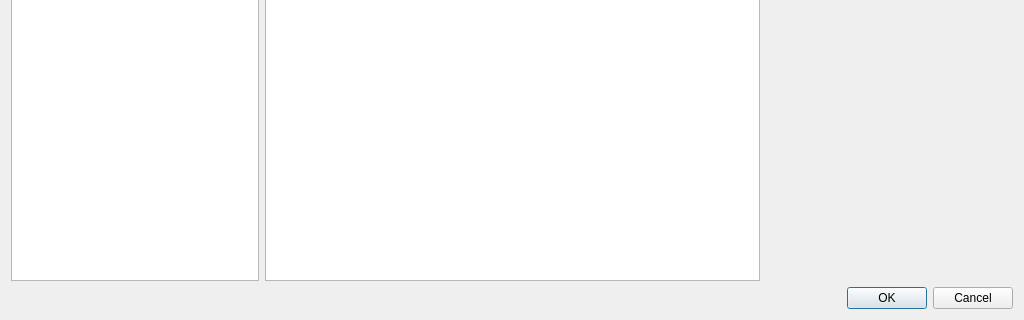
This is dsvedit/player_state_anims_editor.ui in LagoLunatic/DSVEdit as Qt 5 draws it before an edit; both pictures show x 0 to 1024 and y 448 to 768 of the 1024 by 768 pixel window. The edited form follows.
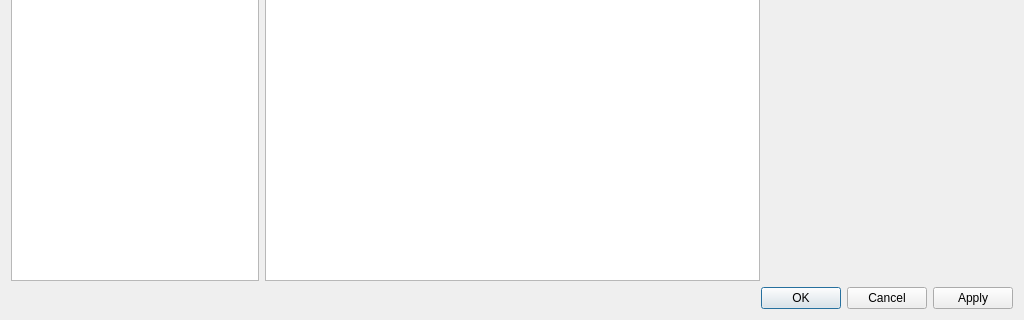
This is the edited form.

Commit message: Add apply button to player state anims editor

```diff
--- a/dsvedit/player_state_anims_editor.ui
+++ b/dsvedit/player_state_anims_editor.ui
@@ -86,7 +86,7 @@
       <enum>Qt::Horizontal</enum>
      </property>
      <property name="standardButtons">
-      <set>QDialogButtonBox::Cancel|QDialogButtonBox::Ok</set>
+      <set>QDialogButtonBox::Apply|QDialogButtonBox::Cancel|QDialogButtonBox::Ok</set>
      </property>
     </widget>
    </item>
```
